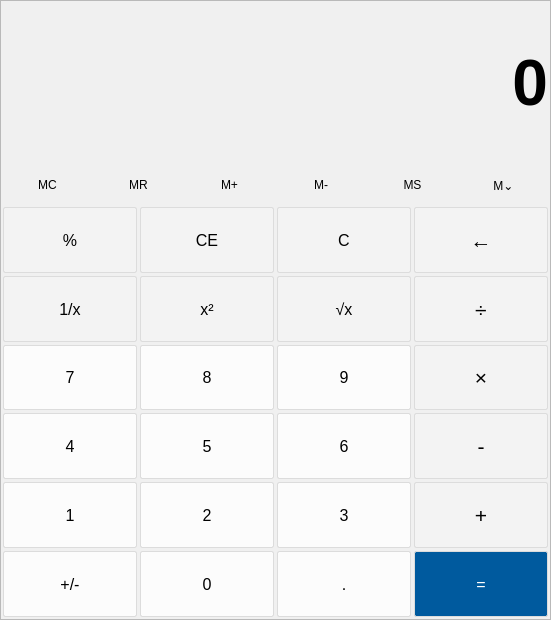
Qt form wincalc.ui (GarrettBassen/WinCalc) before a commit.
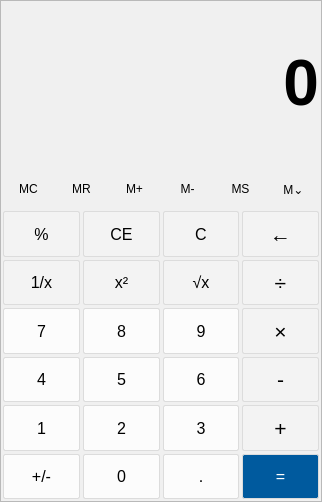
The same form after that commit.

Commit message:
Added partial action functionality
Added functionality for
Clear
Clear entry
Backspace

UI Modifications

Diff of the .ui file:
```diff
--- a/wincalc.ui
+++ b/wincalc.ui
@@ -6,8 +6,8 @@
    <rect>
     <x>0</x>
     <y>0</y>
-    <width>551</width>
-    <height>620</height>
+    <width>322</width>
+    <height>502</height>
    </rect>
   </property>
   <property name="minimumSize">
@@ -68,43 +68,43 @@
        <property name="bottomMargin">
         <number>2</number>
        </property>
+       <item>
+        <widget class="QLabel" name="display">
+         <property name="sizePolicy">
+          <sizepolicy hsizetype="Preferred" vsizetype="Expanding">
+           <horstretch>0</horstretch>
+           <verstretch>0</verstretch>
+          </sizepolicy>
+         </property>
+         <property name="maximumSize">
+          <size>
+           <width>16777215</width>
+           <height>160</height>
+          </size>
+         </property>
+         <property name="font">
+          <font>
+           <family>Segoe UI</family>
+           <pointsize>48</pointsize>
+           <bold>true</bold>
+          </font>
+         </property>
+         <property name="text">
+          <string>0</string>
+         </property>
+         <property name="alignment">
+          <set>Qt::AlignRight|Qt::AlignTrailing|Qt::AlignVCenter</set>
+         </property>
+         <property name="margin">
+          <number>12</number>
+         </property>
+        </widget>
+       </item>
        <item>
         <layout class="QVBoxLayout" name="verticalLayout_2">
          <property name="spacing">
           <number>2</number>
          </property>
-         <item>
-          <widget class="QLabel" name="display">
-           <property name="sizePolicy">
-            <sizepolicy hsizetype="Preferred" vsizetype="Expanding">
-             <horstretch>0</horstretch>
-             <verstretch>0</verstretch>
-            </sizepolicy>
-           </property>
-           <property name="maximumSize">
-            <size>
-             <width>16777215</width>
-             <height>160</height>
-            </size>
-           </property>
-           <property name="font">
-            <font>
-             <family>Segoe UI</family>
-             <pointsize>48</pointsize>
-             <bold>true</bold>
-            </font>
-           </property>
-           <property name="text">
-            <string>0</string>
-           </property>
-           <property name="alignment">
-            <set>Qt::AlignRight|Qt::AlignTrailing|Qt::AlignVCenter</set>
-           </property>
-           <property name="margin">
-            <number>12</number>
-           </property>
-          </widget>
-         </item>
          <item>
           <layout class="QGridLayout" name="buttons_memory">
            <property name="topMargin">
```
Left out of the diff: 280 changed lines with no effect on the pictures. The commit also changes 1 other file.
